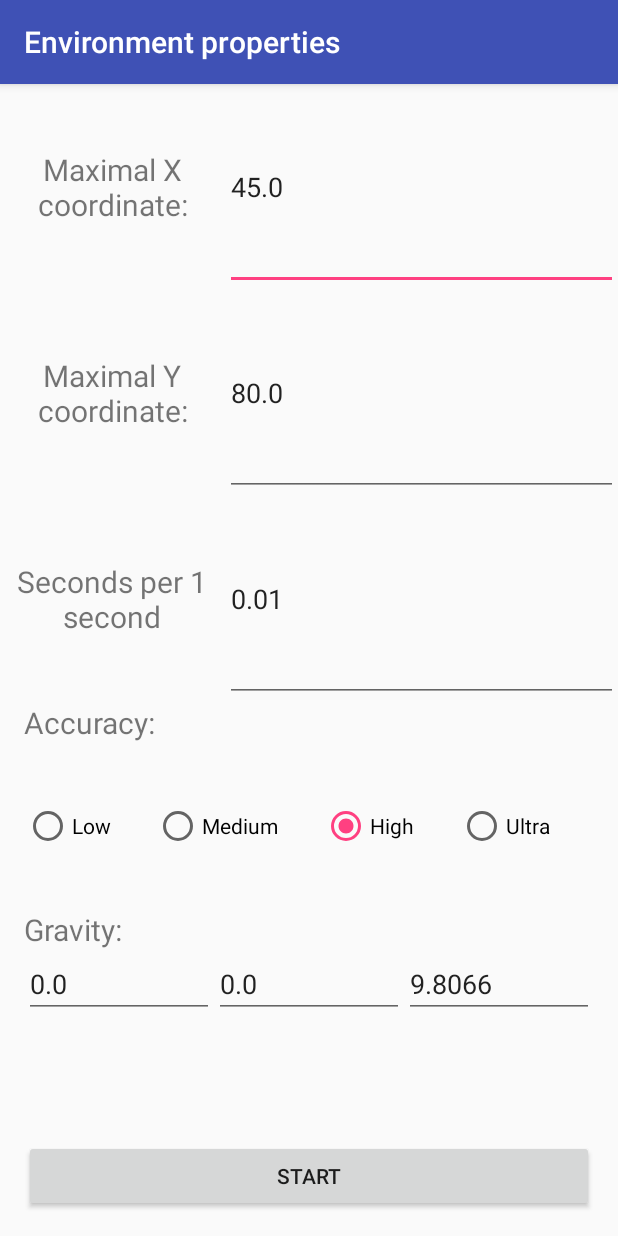
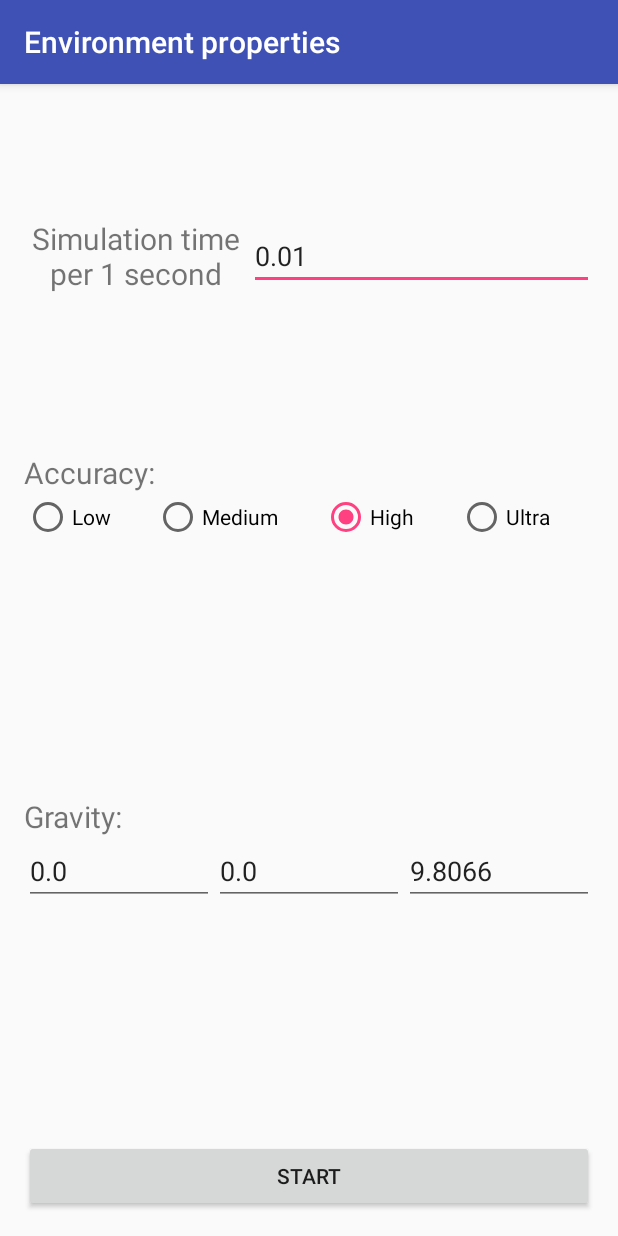
Before and after one commit to Mr-P-o-s-T/Object-oriented-programming, an Android app: the PropertiesActivity screen opened directly, with no data from a screen before it, on a phone screen of 412 x 824 dp. Run offline under Robolectric (Android 15) with nearby library versions, the phone set to English and light mode, and no system bars.

Commit message:
Task is done... Ready to check...

```diff
--- a/LAB.1/LAB1Ballscollision/app/src/main/java/com/example/lab1ballscollision/PropertiesActivity.java
+++ b/LAB.1/LAB1Ballscollision/app/src/main/java/com/example/lab1ballscollision/PropertiesActivity.java
@@ -20,8 +20,6 @@ public class PropertiesActivity extends AppCompatActivity {
     }
 
     public void onStartButtonClick(View v) {
-        Environment.xMax = Double.parseDouble(((EditText) findViewById(R.id.xMax)).getText().toString());
-        Environment.yMax = Double.parseDouble(((EditText) findViewById(R.id.yMax)).getText().toString());
         Environment.dT = Double.parseDouble(((EditText) findViewById(R.id.secsPerSec)).getText().toString());
         Environment.gravity = new Gravity(
                 Double.parseDouble(((EditText) findViewById(R.id.X)).getText().toString()),
@@ -42,7 +40,5 @@ public class PropertiesActivity extends AppCompatActivity {
 
         Intent intent = new Intent(PropertiesActivity.this, EnvironmentScreen.class);
         startActivity(intent);
-
-        Toast.makeText(this, Double.toString(Environment.xMax) + " " + Environment.yMax + " " + Environment.dT + " " + Environment.epsilon, Toast.LENGTH_LONG).show();
     }
 }
--- a/LAB.1/LAB1Ballscollision/app/src/main/res/layout/activity_properties.xml
+++ b/LAB.1/LAB1Ballscollision/app/src/main/res/layout/activity_properties.xml
@@ -8,62 +8,14 @@
         android:layout_width="match_parent"
         android:layout_height="0dp"
         android:layout_weight="1"
-        android:orientation="horizontal" >
-
-        <TextView
-            android:layout_width="wrap_content"
-            android:layout_height="wrap_content"
-            android:text="@string/xMax"
-            android:layout_gravity="center"
-            android:textAlignment="center"
-            android:textSize="20sp"
-            android:width="150dp"/>
-
-        <EditText
-            android:id="@+id/xMax"
-            android:layout_width="match_parent"
-            android:layout_height="match_parent"
-            android:ems="10"
-            android:inputType="numberDecimal"
-            android:text="45.0"
-            />
-    </LinearLayout>
-
-    <LinearLayout
-        android:layout_width="match_parent"
-        android:layout_height="0dp"
-        android:layout_weight="1"
-        android:orientation="horizontal" >
-
-        <TextView
-            android:layout_width="wrap_content"
-            android:layout_height="wrap_content"
-            android:text="@string/yMax"
-            android:layout_gravity="center"
-            android:textAlignment="center"
-            android:textSize="20sp"
-            android:width="150dp"/>
-
-        <EditText
-            android:id="@+id/yMax"
-            android:layout_width="match_parent"
-            android:layout_height="match_parent"
-            android:ems="10"
-            android:inputType="numberDecimal"
-            android:text="80.0" />
-    </LinearLayout>
-
-    <LinearLayout
-        android:layout_width="match_parent"
-        android:layout_height="0dp"
-        android:layout_weight="1"
+        android:padding="16dp"
         android:orientation="horizontal" >
 
         <TextView
             android:layout_width="wrap_content"
             android:layout_height="wrap_content"
             android:text="@string/timeSpeed"
-            android:layout_gravity="center"
+            android:layout_gravity="center_vertical"
             android:textAlignment="center"
             android:textSize="20sp"
             android:width="150dp"/>
@@ -71,7 +23,8 @@
         <EditText
             android:id="@+id/secsPerSec"
             android:layout_width="match_parent"
-            android:layout_height="match_parent"
+            android:layout_height="wrap_content"
+            android:layout_gravity="center_vertical"
             android:ems="10"
             android:inputType="numberDecimal"
             android:text="0.01" />
@@ -81,41 +34,40 @@
         android:layout_width="match_parent"
         android:layout_height="0dp"
         android:layout_weight="1"
+        android:padding="16dp"
         android:orientation="vertical" >
 
         <TextView
             android:layout_width="wrap_content"
             android:layout_height="wrap_content"
             android:text="@string/accuracy"
-            android:layout_marginLeft="16dp"
             android:textSize="20sp" />
 
         <RadioGroup
             android:id="@+id/accuracyRG"
             android:layout_width="match_parent"
-            android:layout_height="match_parent"
-            android:orientation="horizontal"
-            android:layout_marginLeft="16dp"
-            android:layout_marginRight="16dp" >
+            android:layout_height="wrap_content"
+            android:layout_gravity="center_vertical"
+            android:orientation="horizontal" >
 
             <RadioButton
                 android:id="@+id/lowRB"
                 android:layout_width="wrap_content"
-                android:layout_height="match_parent"
+                android:layout_height="wrap_content"
                 android:layout_weight="1"
                 android:text="@string/low" />
 
             <RadioButton
                 android:id="@+id/mediumRB"
                 android:layout_width="wrap_content"
-                android:layout_height="match_parent"
+                android:layout_height="wrap_content"
                 android:layout_weight="1"
                 android:text="@string/medium" />
 
             <RadioButton
                 android:id="@+id/highRB"
                 android:layout_width="wrap_content"
-                android:layout_height="match_parent"
+                android:layout_height="wrap_content"
                 android:layout_weight="1"
                 android:text="@string/high"
                 android:checked="true" />
@@ -123,7 +75,7 @@
             <RadioButton
                 android:id="@+id/ultraRB"
                 android:layout_width="wrap_content"
-                android:layout_height="match_parent"
+                android:layout_height="wrap_content"
                 android:layout_weight="1"
                 android:text="@string/ultra" />
         </RadioGroup>
@@ -133,20 +85,19 @@
         android:layout_width="wrap_content"
         android:layout_height="0dp"
         android:layout_weight="1"
+        android:padding="16dp"
         android:orientation="vertical" >
 
         <TextView
             android:layout_width="wrap_content"
             android:layout_height="wrap_content"
             android:textSize="20sp"
-            android:layout_marginLeft="16dp"
             android:text="@string/gravity"/>
 
         <LinearLayout
             android:layout_width="wrap_content"
             android:layout_height="wrap_content"
-            android:layout_marginLeft="16dp"
-            android:layout_marginRight="16dp" >
+            android:layout_gravity="center" >
 
             <EditText
                 android:id="@+id/X"
--- a/LAB.1/LAB1Ballscollision/app/src/main/res/values/strings.xml
+++ b/LAB.1/LAB1Ballscollision/app/src/main/res/values/strings.xml
@@ -5,7 +5,7 @@
     <string name="exit">Exit</string>
     <string name="xMax">Maximal X coordinate:</string>
     <string name="yMax">Maximal Y coordinate:</string>
-    <string name="timeSpeed">Seconds per 1 second</string>
+    <string name="timeSpeed">Simulation time per 1 second</string>
     <string name="accuracy">Accuracy:</string>
     <string name="low">Low</string>
     <string name="medium">Medium</string>
```
Also changed, not shown: LAB.1/LAB1Ballscollision/app/src/main/java/com/example/lab1ballscollision/EnvironmentScreen.java (+53 -29 lines), LAB.1/LAB1Ballscollision/app/src/main/java/com/example/lab1ballscollision/environment/Environment.java (+17 -11 lines), LAB.1/LAB1Ballscollision/app/src/main/java/com/example/lab1ballscollision/objects/Ball.java (+13 -3 lines), LAB.1/LAB1Ballscollision/app/src/main/java/com/example/lab1ballscollision/objects/PhysicBall.java (+4 -3 lines), LAB.1/LAB1Ballscollision/app/src/main/res/layout/activity_environment_screen.xml (+7 -3 lines).
